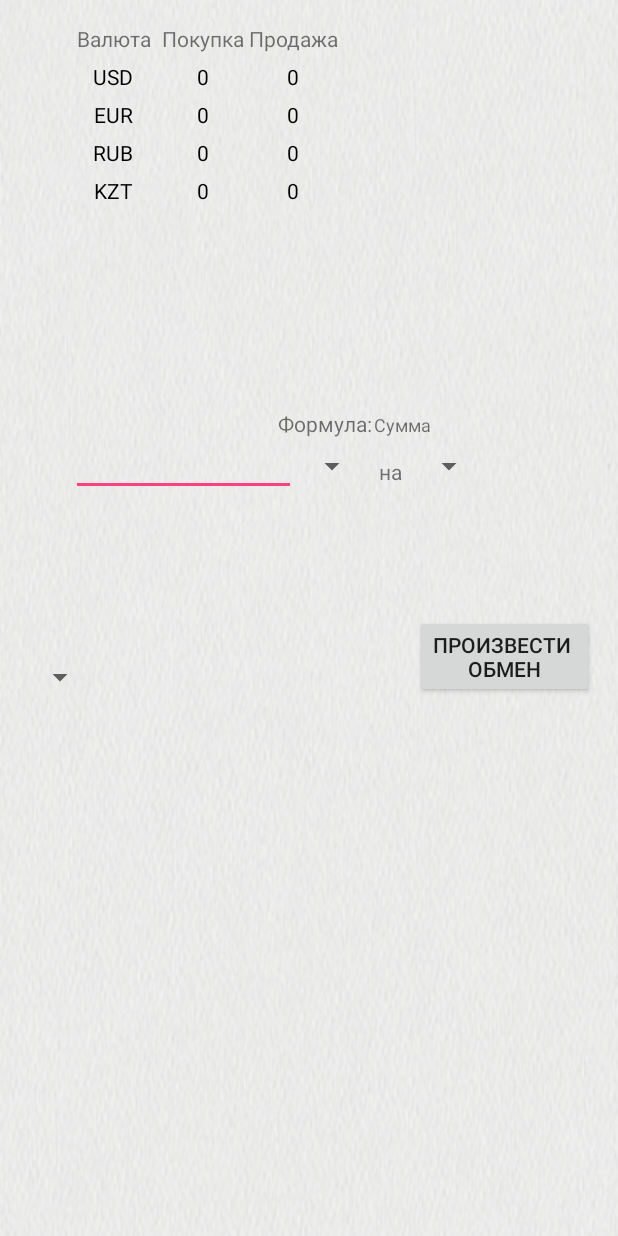
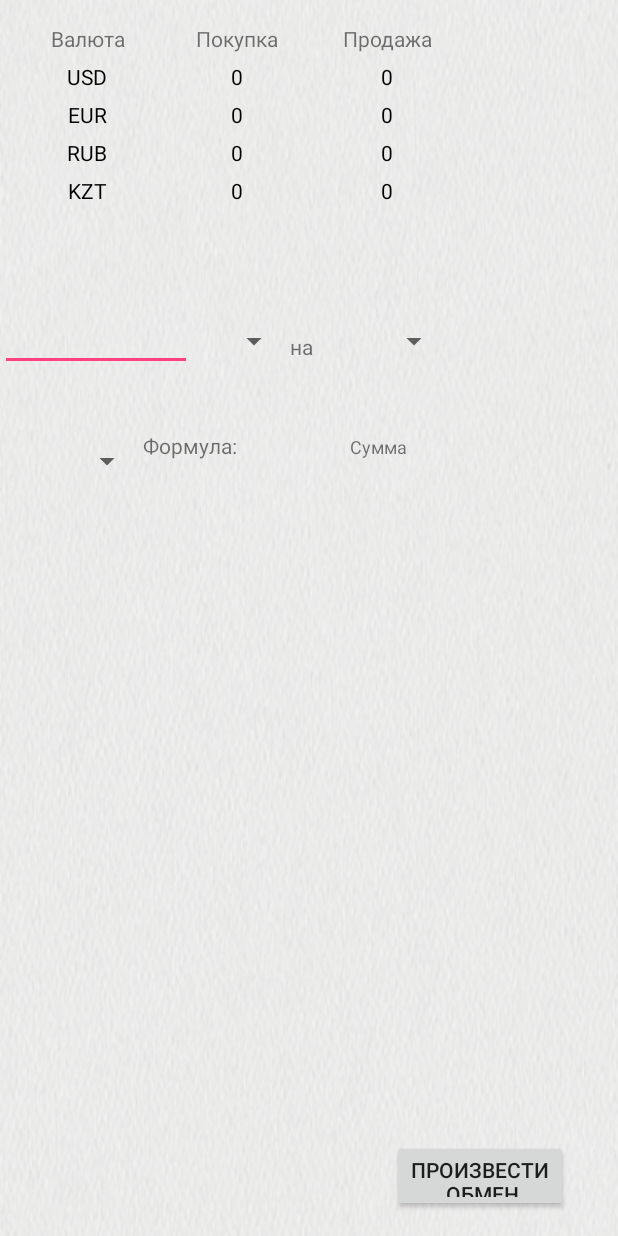
Before and after one commit to NurbekAl/OV, an Android app: the layout activity_tablo.xml on its own in the app's theme, with its tools: preview values and no code run, on a phone screen of 412 x 824 dp. Run offline under Robolectric (Android 15) with nearby library versions, the phone set to English and light mode, and no system bars.

Commit message:
Use linear layouts instead of grid

```diff
--- a/app/src/main/res/layout/activity_tablo.xml
+++ b/app/src/main/res/layout/activity_tablo.xml
@@ -7,64 +7,19 @@
     android:layout_height="match_parent"
     tools:context="kg.obval.ov.Tablo">
 
-    <Spinner
-        android:id="@+id/kupitprodat"
-        android:layout_width="wrap_content"
-        android:layout_height="40dp"
-        android:layout_marginLeft="31dp"
-        android:layout_marginTop="196dp"
-        app:layout_constraintLeft_toLeftOf="parent"
-        app:layout_constraintTop_toBottomOf="@+id/linearLayout6"
-        tools:layout_conversion_absoluteHeight="40dp"
-        tools:layout_conversion_absoluteWidth="111dp"
-        tools:layout_conversion_absoluteX="18dp"
-        tools:layout_conversion_absoluteY="329dp"
-        android:layout_marginStart="16dp" />
-
-    <LinearLayout
-        android:id="@+id/linearLayout6"
-        android:layout_width="wrap_content"
-        android:layout_height="wrap_content"
-        android:orientation="horizontal"
-        tools:layout_conversion_absoluteHeight="40dp"
-        tools:layout_conversion_absoluteWidth="384dp"
-        tools:layout_conversion_absoluteX="0dp"
-        tools:layout_conversion_absoluteY="232dp"
-        android:layout_marginRight="8dp"
-        app:layout_constraintRight_toRightOf="parent"
-        android:layout_marginLeft="8dp"
-        app:layout_constraintLeft_toLeftOf="parent"
-        android:layout_marginStart="8dp"
-        android:layout_marginEnd="8dp"
-        android:layout_marginTop="20dp"
-        app:layout_constraintTop_toBottomOf="@+id/gridLayout">
-
-        <LinearLayout
-            android:layout_width="wrap_content"
-            android:layout_height="wrap_content"
-            android:orientation="vertical">
-
-        </LinearLayout>
-
-        <LinearLayout
-            android:layout_width="wrap_content"
-            android:layout_height="wrap_content"
-            android:layout_weight="1.5"
-            android:orientation="horizontal">
-
-        </LinearLayout>
-    </LinearLayout>
 
     <Button
         android:id="@+id/proobmen"
-        android:layout_width="wrap_content"
-        android:layout_height="wrap_content"
-        android:layout_marginRight="31dp"
-        android:layout_marginTop="118dp"
+        android:layout_width="117dp"
+        android:layout_height="48dp"
+        android:layout_marginRight="16dp"
         android:text="Произвести \nобмен"
         app:layout_constraintRight_toRightOf="parent"
-        app:layout_constraintTop_toBottomOf="@+id/linearLayout"
-        android:layout_marginEnd="16dp" />
+        android:layout_marginEnd="16dp"
+        app:layout_constraintLeft_toLeftOf="parent"
+        app:layout_constraintHorizontal_bias="0.938"
+        app:layout_constraintBottom_toBottomOf="parent"
+        android:layout_marginBottom="16dp" />
 
     <LinearLayout
         android:layout_width="wrap_content"
@@ -72,91 +27,55 @@
         android:orientation="horizontal"
         android:layout_marginRight="8dp"
         app:layout_constraintRight_toRightOf="parent"
-        app:layout_constraintLeft_toRightOf="@+id/kupitprodat"
-        android:layout_marginLeft="8dp"
-        android:layout_marginTop="37dp"
-        app:layout_constraintTop_toBottomOf="@+id/linearLayout6"
         android:id="@+id/linearLayout"
-        android:layout_marginStart="8dp"
         android:layout_marginEnd="8dp"
-        app:layout_constraintHorizontal_bias="0.495">
-
-        <TextView
-            android:id="@+id/resultatView"
-            android:layout_width="wrap_content"
-            android:layout_height="wrap_content"
-            android:layout_weight="1"
-            android:text="Формула:"
-            android:textAlignment="center"
-            app:layout_constraintLeft_toRightOf="@+id/kupitprodat"
-            app:layout_constraintTop_toBottomOf="@+id/linearLayout6"
-            tools:layout_conversion_absoluteHeight="16dp"
-            tools:layout_conversion_absoluteWidth="65dp"
-            tools:layout_conversion_absoluteX="284dp"
-            tools:layout_conversion_absoluteY="329dp" />
-
-        <TextView
-            android:id="@+id/summaView"
-            android:layout_width="wrap_content"
-            android:layout_height="wrap_content"
-            android:layout_weight="1"
-            android:paddingLeft="2dp"
-            android:paddingRight="2dp"
-            android:text="Сумма"
-            android:textAlignment="center"
-            android:textSize="12sp"
-            app:layout_constraintHorizontal_bias="0.25"
-            app:layout_constraintLeft_toRightOf="@+id/resultatView"
-            app:layout_constraintRight_toRightOf="parent"
-            app:layout_constraintTop_toBottomOf="@+id/linearLayout6"
-            tools:layout_conversion_absoluteHeight="40dp"
-            tools:layout_conversion_absoluteWidth="65dp"
-            tools:layout_conversion_absoluteX="179dp"
-            tools:layout_conversion_absoluteY="315dp" />
+        app:layout_constraintHorizontal_bias="0.495"
+        tools:layout_editor_absoluteY="0dp">
 
     </LinearLayout>
 
 
-
     <GridLayout
-        android:layout_width="322dp"
-        android:layout_height="199dp"
+        android:id="@+id/gridLayout"
+        android:layout_width="0dp"
+        android:layout_height="183dp"
         android:layout_gravity="center"
+        android:layout_marginEnd="8dp"
+        android:layout_marginLeft="8dp"
+        android:layout_marginRight="8dp"
+        android:layout_marginStart="8dp"
+        android:layout_marginTop="16dp"
         android:columnCount="3"
         android:orientation="horizontal"
-        app:layout_constraintTop_toTopOf="parent"
-        android:layout_marginStart="8dp"
-        android:layout_marginEnd="8dp"
-        android:layout_marginTop="16dp"
-        android:layout_marginLeft="8dp"
+        app:layout_constraintHorizontal_bias="1.0"
         app:layout_constraintLeft_toLeftOf="parent"
-        android:layout_marginRight="8dp"
         app:layout_constraintRight_toRightOf="parent"
-        android:id="@+id/gridLayout">
+        app:layout_constraintTop_toTopOf="parent">
 
         <TextView
             android:id="@+id/valutaText"
-            android:layout_width="60dp"
+            android:layout_width="100dp"
             android:layout_height="@dimen/height"
             android:text="Валюта"
             android:textAlignment="center" />
 
         <TextView
             android:id="@+id/pokupkaText"
-            android:layout_width="60dp"
+            android:layout_width="100dp"
             android:layout_height="@dimen/height"
             android:text="Покупка"
             android:textAlignment="center" />
 
         <TextView
             android:id="@+id/prodajaText"
+            android:layout_width="100dp"
             android:layout_height="@dimen/height"
             android:text="Продажа"
             android:textAlignment="center" />
 
         <TextView
             android:id="@+id/dollarText"
-            android:layout_width="60dp"
+            android:layout_width="100dp"
             android:layout_height="@dimen/height"
             android:text="USD"
             android:textAlignment="center"
@@ -164,179 +83,166 @@
 
         <TextView
             android:id="@+id/dollarPokupkaText"
-            android:layout_width="60dp"
+            android:layout_width="100dp"
             android:layout_height="25dp"
             android:text="0"
             android:textAlignment="center"
-            android:textColor="@color/black"
-             />
+            android:textColor="@color/black" />
 
         <TextView
             android:id="@+id/dollarProdazhaText"
-            android:layout_width="60dp"
+            android:layout_width="100dp"
             android:layout_height="@dimen/height"
             android:text="0"
             android:textAlignment="center"
-            android:textColor="@color/black"
-             />
+            android:textColor="@color/black" />
 
         <TextView
             android:id="@+id/euroText"
-            android:layout_width="60dp"
+            android:layout_width="100dp"
             android:layout_height="25dp"
             android:text="EUR"
             android:textAlignment="center"
-            android:textColor="@color/black"
-             />
+            android:textColor="@color/black" />
 
         <TextView
             android:id="@+id/euroPokupkaText"
-            android:layout_width="60dp"
+            android:layout_width="100dp"
             android:layout_height="@dimen/height"
             android:text="0"
             android:textAlignment="center"
-            android:textColor="@color/black"
-            />
+            android:textColor="@color/black" />
 
         <TextView
             android:id="@+id/euroProdazhaText"
-            android:layout_width="60dp"
+            android:layout_width="100dp"
             android:layout_height="@dimen/height"
             android:text="0"
             android:textAlignment="center"
-            android:textColor="@color/black"
-            />
+            android:textColor="@color/black" />
 
         <TextView
             android:id="@+id/rublText"
-            android:layout_width="60dp"
+            android:layout_width="100dp"
             android:layout_height="@dimen/height"
-            android:layout_weight="1"
             android:text="RUB"
             android:textAlignment="center"
-            android:textColor="@color/black"
-            />
+            android:textColor="@color/black" />
 
         <TextView
             android:id="@+id/rublPokupkaText"
-            android:layout_width="60dp"
+            android:layout_width="100dp"
             android:layout_height="@dimen/height"
             android:text="0"
             android:textAlignment="center"
-            android:textColor="@color/black"
-            />
+            android:textColor="@color/black" />
 
         <TextView
             android:id="@+id/rublProdajaText"
-            android:layout_width="60dp"
+            android:layout_width="100dp"
             android:layout_height="@dimen/height"
             android:text="0"
             android:textAlignment="center"
-            android:textColor="@color/black"
-            />
+            android:textColor="@color/black" />
 
         <TextView
             android:id="@+id/tengeText"
-            android:layout_width="60dp"
+            android:layout_width="100dp"
             android:layout_height="@dimen/height"
-            android:layout_weight="1"
             android:text="KZT"
             android:textAlignment="center"
-            android:textColor="@color/black"
-            />
+            android:textColor="@color/black" />
 
         <TextView
             android:id="@+id/tengePokupkaText"
-            android:layout_width="60dp"
+            android:layout_width="100dp"
             android:layout_height="@dimen/height"
             android:text="0"
             android:textAlignment="center"
-            android:textColor="@color/black"
-            />
+            android:textColor="@color/black" />
 
         <TextView
             android:id="@+id/tengeProdazhaText"
-            android:layout_width="60dp"
+            android:layout_width="100dp"
             android:layout_height="@dimen/height"
             android:text="0"
             android:textAlignment="center"
-            android:textColor="@color/black"
-            />
+            android:textColor="@color/black" />
 
 
     </GridLayout>
 
-    <GridLayout
-        android:layout_width="319dp"
-        android:layout_height="117dp"
-        android:layout_marginLeft="8dp"
-        android:layout_marginRight="8dp"
-        android:layout_marginTop="75dp"
-        android:layout_gravity="center"
-        android:columnCount="4"
+    <LinearLayout
+        android:id="@+id/linearLayout2"
+        android:layout_width="368dp"
+        android:layout_height="40dp"
+        android:layout_marginTop="8dp"
         android:orientation="horizontal"
-        app:layout_constraintLeft_toLeftOf="parent"
-        app:layout_constraintRight_toRightOf="parent"
         app:layout_constraintTop_toBottomOf="@+id/gridLayout"
-        app:layout_constraintHorizontal_bias="0.51">
+        tools:layout_editor_absoluteX="8dp">
 
         <EditText
             android:id="@+id/kolsummaedit"
-            android:layout_width="150dp"
+            android:layout_width="128dp"
             android:layout_height="40dp"
-            android:layout_alignEnd="@+id/amountEstEditText"
-            android:layout_alignParentLeft="true"
-            android:layout_alignParentStart="true"
-            android:layout_alignParentTop="true"
-            android:layout_alignRight="@+id/amountEstEditText"
             android:ems="10"
-            android:inputType="numberDecimal"
-            app:layout_constraintLeft_toLeftOf="parent"
-            app:layout_constraintTop_toBottomOf="@+id/amountEstEditText"
-            />
+            android:inputType="numberDecimal" />
+
         <Spinner
             android:id="@+id/spinnervalutado"
-            android:layout_width="wrap_content"
-            android:layout_height="40dp"
-            android:layout_alignParentEnd="true"
-            android:layout_alignParentRight="true"
-            android:layout_alignTop="@+id/linearLayout6"
-            android:layout_weight="1"
-            app:layout_constraintLeft_toRightOf="@+id/amountEstEditText"
-            app:layout_constraintTop_toBottomOf="@+id/spinnervalutaposle"
-            />
+            android:layout_width="65dp"
+            android:layout_height="40dp" />
 
         <TextView
             android:id="@+id/naView"
-            android:layout_width="30dp"
-            android:layout_height="50dp"
-            android:text="на"
-            android:textAlignment="center"
-            />
+            android:layout_width="41dp"
+            android:layout_height="40dp"
+            android:text="на" />
+
         <Spinner
             android:id="@+id/spinnervalutaposle"
-            android:layout_width="wrap_content"
+            android:layout_width="65dp"
             android:layout_height="40dp"
-            android:layout_alignParentEnd="true"
-            android:layout_alignParentRight="true"
-            android:layout_below="@+id/spinnerNado"
-            android:layout_weight="1"
-            app:layout_constraintLeft_toRightOf="@+id/amountEstEditText"
-            app:layout_constraintTop_toTopOf="parent"
-            tools:layout_editor_absoluteX="222dp"
-            />
-        <LinearLayout
-            android:layout_width="wrap_content"
-            android:layout_height="wrap_content"
-            android:orientation="horizontal"
-            android:layout_marginRight="8dp"
-            app:layout_constraintRight_toRightOf="parent"
-            app:layout_constraintLeft_toRightOf="@+id/kupitprodat"
-            android:layout_marginLeft="8dp"
-            android:layout_marginTop="37dp"
+
             />
 
-    </GridLayout>
+    </LinearLayout>
+
+    <LinearLayout
+        android:id="@+id/gridLayout2"
+        android:layout_width="368dp"
+        android:layout_height="wrap_content"
+        android:layout_marginTop="40dp"
+        android:orientation="horizontal"
+        app:layout_constraintTop_toBottomOf="@+id/linearLayout2"
+        tools:layout_editor_absoluteX="8dp">
+
+
+        <Spinner
+            android:id="@+id/kupitprodat"
+            android:layout_width="95dp"
+            android:layout_height="40dp" />
+
+        <TextView
+            android:id="@+id/resultatView"
+            android:layout_width="0dp"
+            android:layout_height="40dp"
+            android:layout_weight="1"
+            android:text="Формула:"
+             />
+
+        <TextView
+            android:id="@+id/summaView"
+            android:layout_width="0dp"
+            android:layout_height="40dp"
+            android:layout_weight="1"
+            android:paddingLeft="2dp"
+            android:paddingRight="2dp"
+            android:text="Сумма"
+            android:textSize="12sp" />
+
+
+    </LinearLayout>
 
 
 </android.support.constraint.ConstraintLayout>
```
